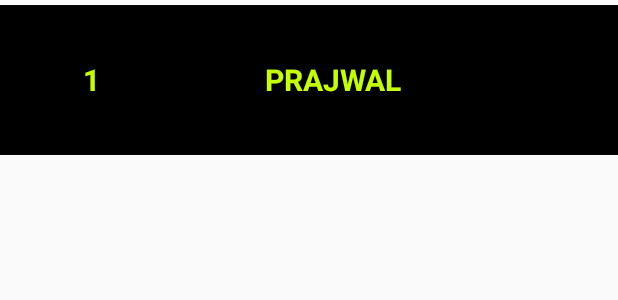
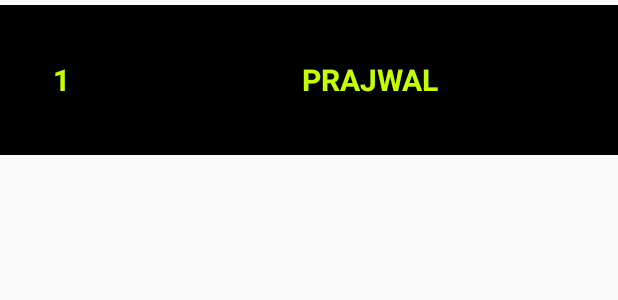
Before and after one commit to prajwalmw/RestaurantSeatBooking, an Android app: the layout mybooking_listlayout.xml on its own in the app's theme, with its tools: preview values and no code run, on a phone screen of 412 x 824 dp. Shown: the top 300 px of the screen. Run offline under Robolectric (Android 15) with nearby library versions, the phone set to English and light mode, and no system bars.

Commit message:
my booking layout

```diff
--- a/app/src/main/res/layout/mybooking_listlayout.xml
+++ b/app/src/main/res/layout/mybooking_listlayout.xml
@@ -17,7 +17,7 @@
         android:textSize="20dp"
         android:layout_marginTop="3dp"
         android:text="1"
-        android:paddingRight="-40dp"
+        android:paddingHorizontal="20dp"
 
         />
 
@@ -35,6 +35,6 @@
         android:textSize="20dp"
         android:textStyle="bold"
         android:gravity="center"
-        android:paddingLeft="-50dp"/>
+        />
 
 </LinearLayout>
```
